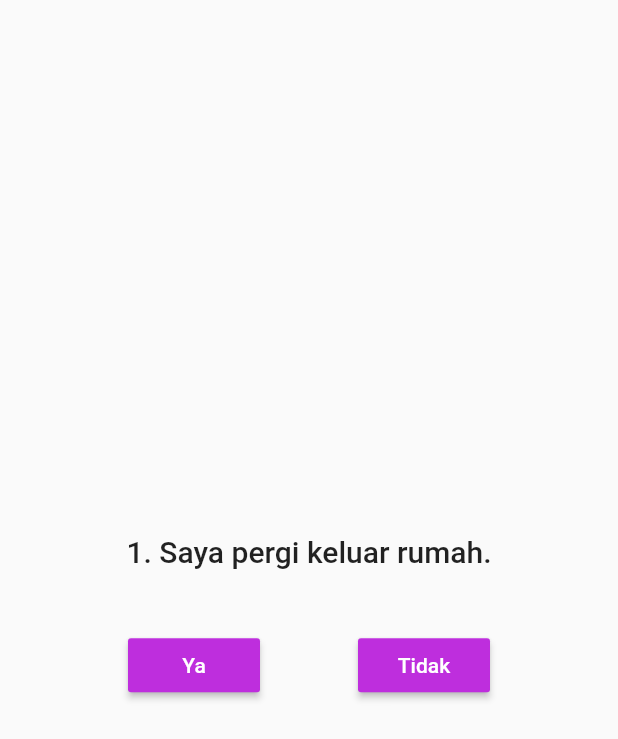
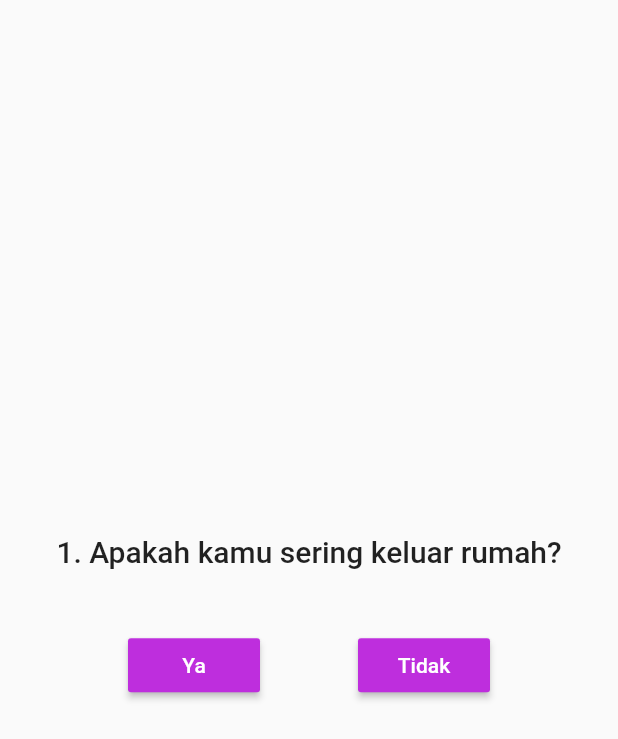
Before and after one commit to hariyanuar/covid_19, a Flutter app: the QuestionsPage screen opened by its route, on a phone screen of 412 x 824 dp. Shown: the top 739 px of the screen. Run offline on Flutter 3.47's test engine with Material 2 defaults, Android fonts, the phone set to English and light mode, and no system bars.

Commit message:
- Added image classification feature - Improved questions grammar - Added copyright

```diff
--- a/lib/questions_page.dart
+++ b/lib/questions_page.dart
@@ -7,27 +7,27 @@ class QuestionsPage extends StatefulWidget {
 
 class _QuestionsPageState extends State<QuestionsPage> {
   Map<int, String> questions = {
-    1: "Saya pergi keluar rumah.",
-    2: "Saya menggunakan transportasi umum: online, angkot, bus, taksi, kereta api.",
-    3: "Saya tidak memakai masker pada saat berkumpul dengan orang lain.",
-    4: "Saya berjabat tangan dengan orang lain",
-    5: "Saya tidak membersihkan tangan dengan hand sanitizer",
-    6: "Saya menyentuh benda/uang juga yang disentuh oleh orang lain",
-    7: "Saya tidak menjaga jarak 1,5 meter dengan orang lain ketika: belanja, bekerja, belajar, ibadah",
-    8: "Saya makan diluar rumah (warung/restaurant)",
-    9: "Saya tidak minum & cuci tangan dengan sabun setelah tiba di tujuan",
-    10: "Saya berada di wilayah keluharan tempat pasien tertular",
-    11: "Saya tidak pasang hand sanitizer di depan pintuk masuk, untuk bersihkan tangan sebelum pegang gagang pintu",
-    12: "Saya tidak mencuci tangan dengan sabun setelah tiba di rumah",
-    13: "Saya tidak menyediakan tissue basah/antiseptic bagi keluarga di rumah",
-    14: "Saya tidak segera merendam baju & celana bekas pakai di luar rumah kedalam air panas /sabun",
-    15: "Saya tidak segera mandi keramas setelah saya tiba di rumah",
-    16: "Saya tidak mensosialisasikan check list penilaian resiko pribadi ini kepada keluarga di rumah",
-    17: "Saya dalam sehari tidak kena cahaya matahari minimal 15 menit",
-    18: "Saya tidak jalan kaki / berolahraga minimal 30 menit setiap hari",
-    19: "Saya jarang minum Vitamin C & E dan kurang tidur",
-    20: "Usia saya diatas 60 Tahun",
-    21: "Saya mempunyai penyakit: Jantung/diabetes/gangguan pernafasan kronik",
+    1: "Apakah kamu sering keluar rumah?",
+    2: "Apakah kamu sering menggunakan transportasi umum seperti angkot, bus, dll?",
+    3: "Apakah kamu tidak memakai masker saat berkumpul dengan orang lain?",
+    4: "Apakah kamu tidak mencuci tangan setelah berjabat tangan dengan orang lain?",
+    5: "Apakah kamu tidak menggunakan hand sanitizer?",
+    6: "Apakah kamu sering menyentuh benda yang disentuh orang lain?",
+    7: "Apakah kamu tidak menjaga jarak, setidaknya 1,5 meter saat berkumpul dengan orang lain",
+    8: "Apakah kamu sering makan di luar rumah? Seperti restoran, warteg, dll",
+    9: "Apakah kamu tidak minum air hangat dan cuci tangan setelah melakukan perjalanan?",
+    10: "Apakah ada orang yang tertular di kelurahan yang kamu tinggali?",
+    11: "Apakah kamu tidak memasang hand sanitizer di depan pintu masuk, untuk membersihkan tangan sebelum memegang gagang pintu?",
+    12: "Apakah kamu tidak mencuci tangan setelah sampai di rumah?",
+    13: "Apakah kamu tidak menyediakan sabun cuci tangan/hand sanitizer untu kkeluarga di rumah?",
+    14: "Apakah kamu tidak segera meredam baju/celana ke dalam air hangat/air sabun yang bekas dipakai keluar?",
+    15: "Apakah kamu tidak segera mandi keramas sesaat tiba sampai di rumah?",
+    16: "Apakah kamu tidak mensosialisasikan check list penilaian resiko pribadi ini kepada keluarga di rumah",
+    17: "Apakah kamu tidak terkena cahaya matahari (setidaknya 15 menit) dalam sehari?",
+    18: "Apakah kamu tidak olahraga minimal 30 menit setiap hari?",
+    19: "Apakah kamu jarang mengkonsumsi vitamin C & E dan kekurangan tidur?",
+    20: "apakah kamu berusia di atas 60 tahun?",
+    21: "Apakah kamu mempunyai riwayat penyakit: Jantung/Diabetes/Gangguan Pernafasan Kronik?",
   };
 
   Map<int, bool> answers = new Map<int, bool>();
--- a/pubspec.yaml
+++ b/pubspec.yaml
@@ -47,6 +47,9 @@ flutter:
 
   assets:
     - assets/icons/coronavirus.png
+    - assets/icons/healthy.png
+    - assets/icons/cautious.png
+    - assets/icons/risky.png
 
   # An image asset can refer to one or more resolution-specific "variants", see
   # https://flutter.dev/assets-and-images/#resolution-aware.
```
Also changed, not shown: lib/main.dart (+16 -3 lines), lib/result_page.dart (+39 -11 lines), assets/icons/cautious.png (added), assets/icons/healthy.png (added), assets/icons/risky.png (added).
